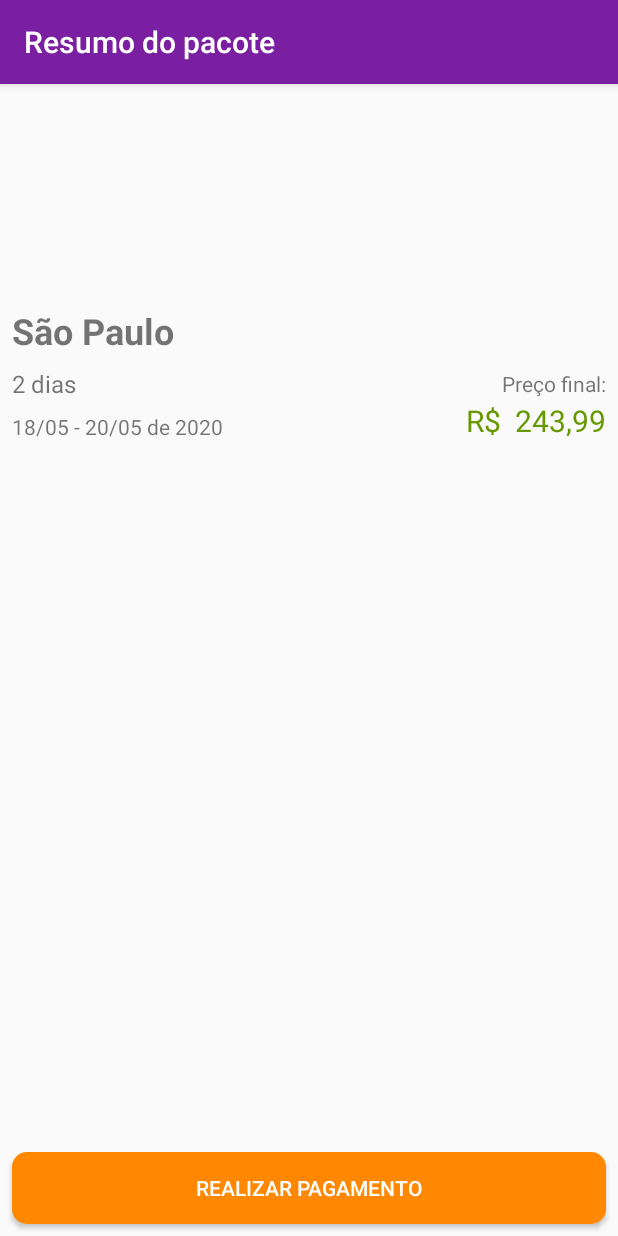
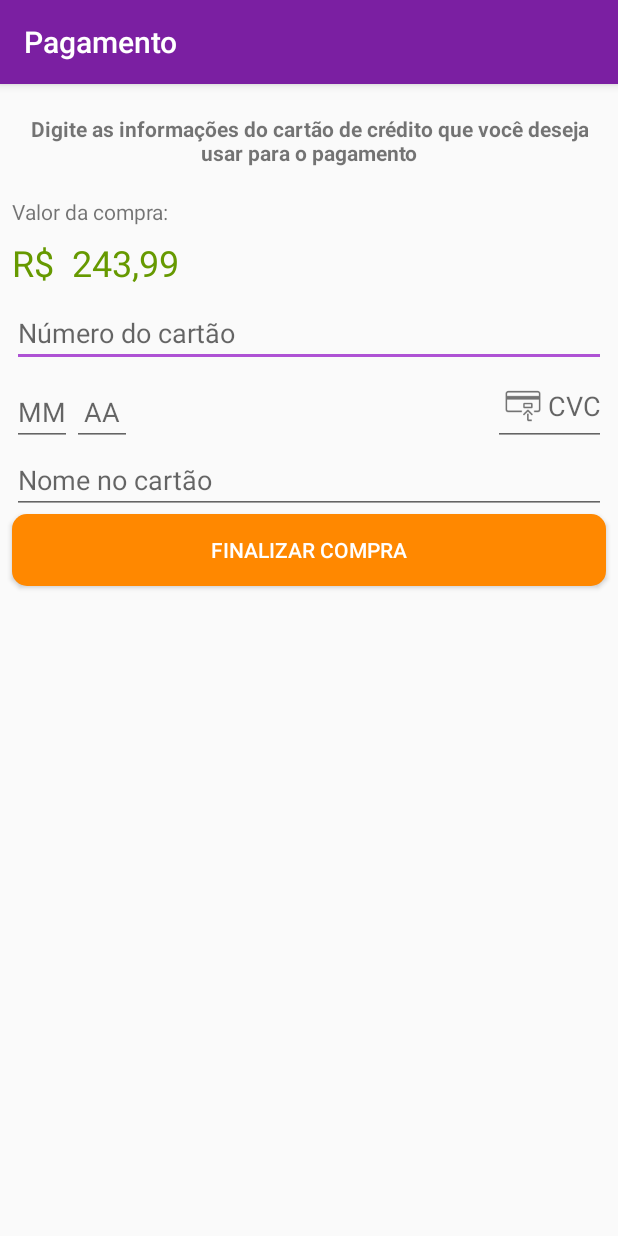
Before and after one commit to gabrieldarlan/projeto_alura_viagem, an Android app: the screen it shows after launch (ResumoPacoteActivity before the commit, PagamentoActivity after it), on a phone screen of 412 x 824 dp. Run offline under Robolectric (Android 15) with nearby library versions, the phone set to English and light mode, and no system bars; 1 statement that could not run was skipped.

Commit message:
Implementando a tela de pagamento

```diff
--- a/app/src/main/AndroidManifest.xml
+++ b/app/src/main/AndroidManifest.xml
@@ -9,7 +9,8 @@
         android:roundIcon="@mipmap/ic_launcher_round"
         android:supportsRtl="true"
         android:theme="@style/AppTheme">
-        <activity android:name=".ui.activity.ResumoPacoteActivity"></activity>
+        <activity android:name=".PagamentoActivity"></activity>
+        <activity android:name=".ui.activity.ResumoPacoteActivity" />
         <activity android:name=".ui.activity.ListaPacotesActivity">
             <intent-filter>
                 <action android:name="android.intent.action.MAIN" />
--- /dev/null
+++ b/app/src/main/java/br/com/alura/aluraviagem/PagamentoActivity.java
@@ -0,0 +1,39 @@
+package br.com.alura.aluraviagem;
+
+import androidx.appcompat.app.AppCompatActivity;
+
+import android.os.Bundle;
+import android.view.View;
+import android.widget.TextView;
+
+import java.math.BigDecimal;
+
+import br.com.alura.aluraviagem.model.Pacote;
+import br.com.alura.aluraviagem.util.MoedaUtil;
+
+public class PagamentoActivity extends AppCompatActivity {
+
+    public static final String TITULO_APPBAR = "Pagamento";
+
+    @Override
+    protected void onCreate(Bundle savedInstanceState) {
+        super.onCreate(savedInstanceState);
+        setContentView(R.layout.activity_pagamento);
+        setTitle(TITULO_APPBAR);
+
+        Pacote pacoteSaoPaulo =
+                new Pacote("São Paulo", "@drawable/sao_paulo_sp",
+                        2, new BigDecimal("243.99"));
+
+
+        mostraPreco(pacoteSaoPaulo);
+
+    }
+
+    private void mostraPreco(Pacote pacote) {
+        TextView preco = findViewById(R.id.pagamento_preco_pacote);
+        String moedaBrasileira
+                = MoedaUtil.formataParaBrasileiro(pacote.getPreco());
+        preco.setText(moedaBrasileira);
+    }
+}
--- a/app/src/main/java/br/com/alura/aluraviagem/ui/activity/ResumoPacoteActivity.java
+++ b/app/src/main/java/br/com/alura/aluraviagem/ui/activity/ResumoPacoteActivity.java
@@ -2,6 +2,7 @@ package br.com.alura.aluraviagem.ui.activity;
 
 import androidx.appcompat.app.AppCompatActivity;
 
+import android.content.Intent;
 import android.graphics.drawable.Drawable;
 import android.os.Bundle;
 import android.widget.ImageView;
@@ -9,6 +10,7 @@ import android.widget.TextView;
 
 import java.math.BigDecimal;
 
+import br.com.alura.aluraviagem.PagamentoActivity;
 import br.com.alura.aluraviagem.R;
 import br.com.alura.aluraviagem.model.Pacote;
 import br.com.alura.aluraviagem.util.DataUtil;
@@ -36,6 +38,8 @@ public class ResumoPacoteActivity extends AppCompatActivity {
         mostraPreco(pacoteSaoPaulo);
         mostraData(pacoteSaoPaulo);
 
+        Intent intent = new Intent(this, PagamentoActivity.class);
+        startActivity(intent);
     }
 
     private void mostraData(Pacote pacote) {
--- /dev/null
+++ b/app/src/main/res/layout/activity_pagamento.xml
@@ -0,0 +1,119 @@
+<?xml version="1.0" encoding="utf-8"?>
+<androidx.constraintlayout.widget.ConstraintLayout xmlns:android="http://schemas.android.com/apk/res/android"
+    xmlns:app="http://schemas.android.com/apk/res-auto"
+    xmlns:tools="http://schemas.android.com/tools"
+    android:layout_width="match_parent"
+    android:layout_height="match_parent">
+
+    <TextView
+        android:id="@+id/pagamento_orientacao"
+        android:layout_width="0dp"
+        android:layout_height="wrap_content"
+        android:layout_margin="20dp"
+        android:text="@string/pagamento_orientacao"
+
+        android:textAlignment="center"
+        android:textStyle="bold"
+        app:layout_constraintEnd_toEndOf="parent"
+        app:layout_constraintStart_toStartOf="parent"
+        app:layout_constraintTop_toTopOf="parent" />
+
+    <TextView
+        android:id="@+id/pagamento_valor_da_compra"
+        android:layout_width="wrap_content"
+        android:layout_height="wrap_content"
+        android:layout_marginStart="8dp"
+        android:layout_marginTop="20dp"
+        android:layout_marginEnd="8dp"
+        android:text="@string/valor_da_compra"
+        app:layout_constraintStart_toStartOf="parent"
+        app:layout_constraintTop_toBottomOf="@+id/pagamento_orientacao" />
+
+    <TextView
+        android:id="@+id/pagamento_preco_pacote"
+        android:layout_width="wrap_content"
+        android:layout_height="wrap_content"
+        android:layout_marginTop="8dp"
+        android:textColor="@android:color/holo_green_dark"
+        android:textSize="24sp"
+        app:layout_constraintStart_toStartOf="@+id/pagamento_valor_da_compra"
+        app:layout_constraintTop_toBottomOf="@+id/pagamento_valor_da_compra"
+        tools:text="R$ 421,50" />
+
+    <EditText
+        android:id="@+id/pagamento_numero_cartao"
+        android:layout_width="0dp"
+        android:layout_height="wrap_content"
+        android:layout_margin="8dp"
+        android:hint="@string/numero_do_cartao"
+        android:inputType="number"
+        android:maxLength="12"
+        app:layout_constraintEnd_toEndOf="parent"
+        app:layout_constraintHorizontal_bias="0.0"
+        app:layout_constraintStart_toStartOf="parent"
+        app:layout_constraintTop_toBottomOf="@+id/pagamento_preco_pacote"
+        android:importantForAutofill="no" />
+
+    <EditText
+        android:id="@+id/pagamento_mes_cartao"
+        android:layout_width="40dp"
+        android:layout_height="wrap_content"
+        android:hint="@string/dica_mes"
+        android:inputType="number"
+        android:maxLength="2"
+        android:textAlignment="center"
+        app:layout_constraintBottom_toBottomOf="@+id/pagamento_cvc_cartao"
+        app:layout_constraintStart_toStartOf="@id/pagamento_numero_cartao"
+        android:importantForAutofill="no" />
+
+
+    <EditText
+        android:id="@+id/pagamento_ano_cartao"
+        android:layout_width="40dp"
+        android:layout_height="wrap_content"
+        android:hint="@string/dica_ano"
+        android:inputType="number"
+        android:maxLength="2"
+        android:textAlignment="center"
+        app:layout_constraintBottom_toBottomOf="@+id/pagamento_cvc_cartao"
+        app:layout_constraintStart_toEndOf="@id/pagamento_mes_cartao"
+        android:importantForAutofill="no" />
+
+    <EditText
+        android:id="@+id/pagamento_cvc_cartao"
+        android:layout_width="wrap_content"
+        android:layout_height="wrap_content"
+        android:drawableStart="@drawable/ic_cvc_cartao_de_credito"
+        android:hint="@string/dica_cvc"
+        android:inputType="number"
+        android:maxLength="3"
+        android:textAlignment="center"
+        app:layout_constraintEnd_toEndOf="@id/pagamento_numero_cartao"
+        app:layout_constraintTop_toBottomOf="@id/pagamento_numero_cartao"
+        android:importantForAutofill="no" />
+
+    <EditText
+        android:id="@+id/pagamento_nome_no_pagamento"
+        android:layout_width="0dp"
+        android:layout_height="wrap_content"
+
+        android:digits="@string/mascara_nome_no_cartao"
+        android:hint="@string/dica_nome_no_cartao"
+        android:inputType="text"
+        app:layout_constraintEnd_toEndOf="@id/pagamento_cvc_cartao"
+        app:layout_constraintStart_toStartOf="@id/pagamento_mes_cartao"
+        app:layout_constraintTop_toBottomOf="@id/pagamento_cvc_cartao"
+        android:importantForAutofill="no" />
+
+    <Button
+        android:id="@+id/pagamento_botao_finalizar_compra"
+        android:layout_width="0dp"
+        android:layout_height="wrap_content"
+        android:background="@drawable/botao_redondo_laranja"
+        android:text="@string/finalizar_compra"
+        android:textColor="@android:color/white"
+        app:layout_constraintEnd_toEndOf="@+id/pagamento_nome_no_pagamento"
+        app:layout_constraintStart_toStartOf="@+id/pagamento_nome_no_pagamento"
+        app:layout_constraintTop_toBottomOf="@+id/pagamento_nome_no_pagamento" />
+
+</androidx.constraintlayout.widget.ConstraintLayout>
--- a/app/src/main/res/values/strings.xml
+++ b/app/src/main/res/values/strings.xml
@@ -6,4 +6,13 @@
     <string name="realizar_pagamento">REALIZAR PAGAMENTO</string>
     <string name="imagem_do_pacote">imagem do pacote</string>
     <string name="preco_final">Preço final:</string>
+    <string name="pagamento_orientacao">Digite as informações do cartão de crédito que você deseja usar para o pagamento</string>
+    <string name="valor_da_compra">Valor da compra:</string>
+    <string name="numero_do_cartao">Número do cartão</string>
+    <string name="dica_mes">MM</string>
+    <string name="dica_ano">AA</string>
+    <string name="dica_nome_no_cartao">Nome no cartão</string>
+    <string name="dica_cvc">CVC</string>
+    <string name="finalizar_compra">FINALIZAR COMPRA</string>
+    <string name="mascara_nome_no_cartao">abcdefghijklmnopqrstuvwxyzçABCDEFGHIJKLMNOPQRSTUVWXYZÇ</string>
 </resources>
```
Also changed, not shown: app/src/main/res/drawable-hdpi/ic_cvc_cartao_de_credito.png (added), app/src/main/res/drawable-ldpi/drawable-hdpi/ic_cvc_cartao_de_credito.png (added), app/src/main/res/drawable-ldpi/drawable-mdpi/ic_cvc_cartao_de_credito.png (added), app/src/main/res/drawable-ldpi/drawable-xhdpi/ic_cvc_cartao_de_credito.png (added), app/src/main/res/drawable-ldpi/drawable-xxhdpi/ic_cvc_cartao_de_credito.png (added), app/src/main/res/drawable-ldpi/drawable-xxxhdpi/ic_cvc_cartao_de_credito.png (added), app/src/main/res/drawable-mdpi/ic_cvc_cartao_de_credito.png (added), app/src/main/res/drawable-xhdpi/ic_cvc_cartao_de_credito.png (added), app/src/main/res/drawable-xxhdpi/ic_cvc_cartao_de_credito.png (added), app/src/main/res/drawable-xxxhdpi/ic_cvc_cartao_de_credito.png (added).
